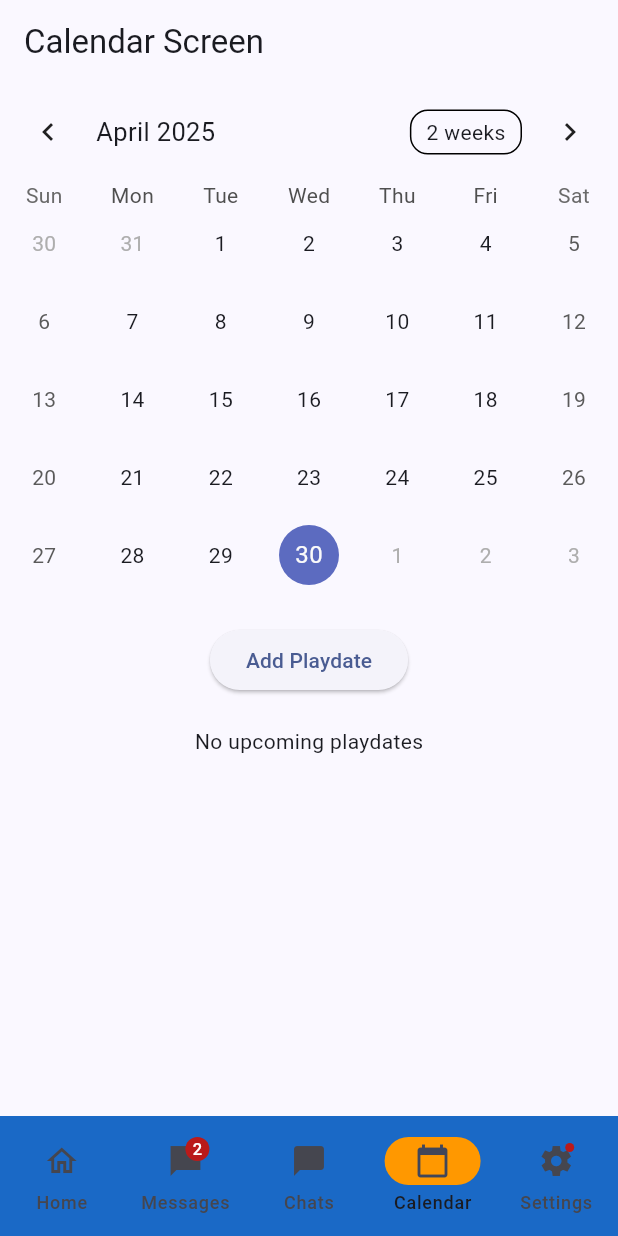
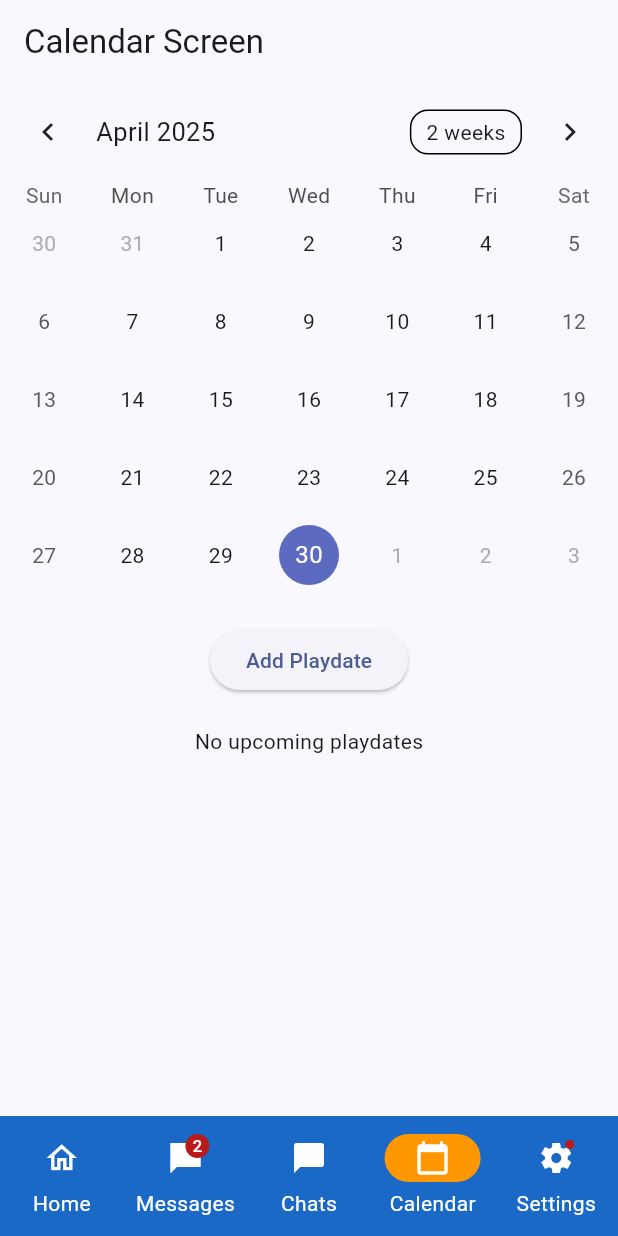
Before and after one commit to dinastyk/playpaws, a Flutter app: the NavigationExample screen opened directly, item 4 of the bottom bar chosen, on a phone screen of 412 x 824 dp. Run offline on Flutter 3.47's test engine with Material 3 defaults, Android fonts, the phone set to English and light mode, and no system bars; drawn by our look-alikes of table_calendar; our stand-ins replace carousel_slider, cloud_firestore, confetti, faker, firebase_auth, firebase_core and 4 more; accounts and stored records are empty.

Commit message:
more ui changes but we don't need to keep them

```diff
--- a/flutterDemo/lib/screens/navigation_bar.dart
+++ b/flutterDemo/lib/screens/navigation_bar.dart
@@ -58,18 +58,28 @@ class _NavigationExampleState extends State<NavigationExample> {
   Widget build(BuildContext context) {
     return Scaffold(
       body: pages[currentPageIndex],
-      bottomNavigationBar: NavigationBar(
-        onDestinationSelected: (int index) {
-          setState(() {
-            currentPageIndex = index;
-            // if (index==0){
-            //   HomePage().fetchDogs();
-            // }
-          });
-        },
-        backgroundColor: const Color(0xFF1A69C6),
-        indicatorColor: Colors.orange,
-        selectedIndex: currentPageIndex,
+      bottomNavigationBar: NavigationBarTheme(
+        data: NavigationBarThemeData(
+          labelTextStyle: WidgetStateProperty.all(
+            const TextStyle(color: Colors.white),
+          ),
+          iconTheme: WidgetStateProperty.all(
+            const IconThemeData(color: Colors.white),
+          ),
+        ),
+        child: NavigationBar(
+          backgroundColor: const Color(0xFF1A69C6),
+          indicatorColor: Colors.orange,
+          selectedIndex: currentPageIndex,
+          onDestinationSelected: (int index) {
+            setState(() {
+              currentPageIndex = index;
+            });
+          },
+        // backgroundColor: const Color(0xFF1A69C6),
+
+        // indicatorColor: Colors.orange,
+        // selectedIndex: currentPageIndex,
         destinations: const <Widget>[
           NavigationDestination(
             selectedIcon: Icon(Icons.home),
@@ -103,7 +113,9 @@ class _NavigationExampleState extends State<NavigationExample> {
           // ),
         ],
       ),
+      )
     );
+
   }
 }
 
```
